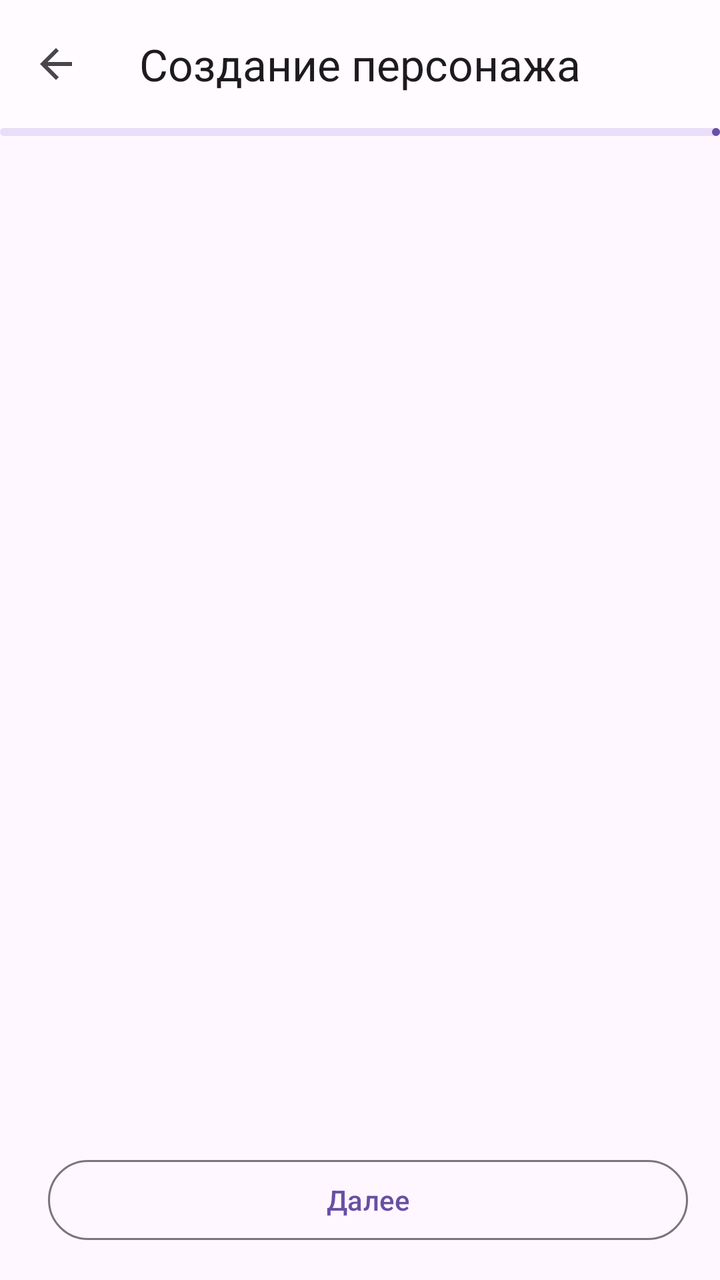
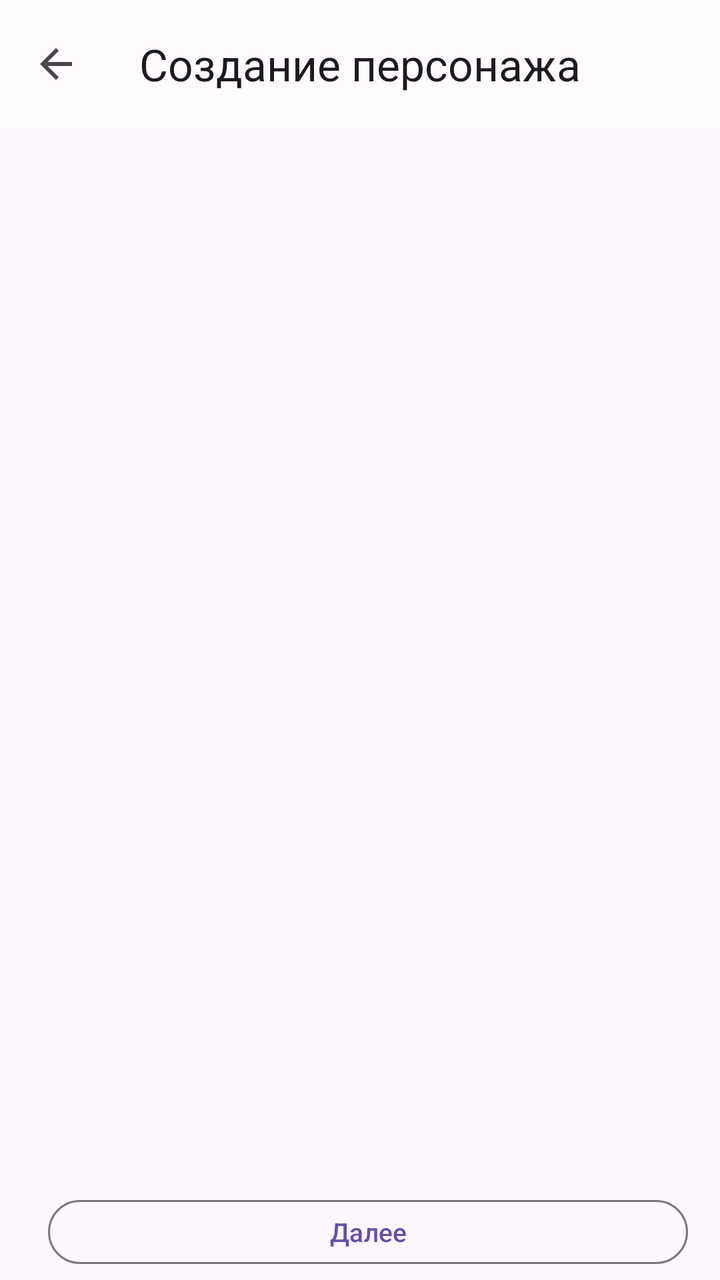

Compare the two renders of this Android layout. The source of the first and the diff that turns it into the second are given below.
<!-- AndroidManifest.xml: another module's application theme Theme.HeroCraft24 -->
<!-- res/layout/fragment_character_create.xml -->
<?xml version="1.0" encoding="utf-8"?>
<LinearLayout xmlns:android="http://schemas.android.com/apk/res/android"
    xmlns:app="http://schemas.android.com/apk/res-auto"
    android:layout_width="match_parent"
    android:layout_height="match_parent"
    android:orientation="vertical">

    <com.google.android.material.appbar.MaterialToolbar
        android:id="@+id/toolbar"
        android:layout_width="match_parent"
        android:layout_height="?attr/actionBarSize"
        android:background="?attr/colorSurface"
        app:navigationIcon="?attr/homeAsUpIndicator"
        app:title="Создание персонажа"
        app:titleCentered="true" />

    <com.google.android.material.progressindicator.LinearProgressIndicator
        android:id="@+id/progress"
        android:layout_width="match_parent"
        android:layout_height="wrap_content"
        android:indeterminate="false"
        android:max="7" />

    <FrameLayout
        android:id="@+id/step_container"
        android:layout_width="match_parent"
        android:layout_height="0dp"
        android:layout_weight="1"
        android:padding="16dp" />

    <LinearLayout
        android:layout_width="match_parent"
        android:layout_height="wrap_content"
        android:orientation="horizontal"
        android:padding="16dp">

        <com.google.android.material.button.MaterialButton
            android:id="@+id/btn_prev"
            style="?attr/materialButtonOutlinedStyle"
            android:layout_width="0dp"
            android:layout_height="wrap_content"
            android:layout_weight="1"
            android:text="Назад"
            android:visibility="gone" />

        <com.google.android.material.button.MaterialButton
            android:id="@+id/btn_next"
            style="?attr/materialButtonOutlinedStyle"
            android:layout_width="0dp"
            android:layout_height="wrap_content"
            android:layout_weight="1"
            android:text="Далее"
            android:layout_marginStart="8dp" />

    </LinearLayout>

</LinearLayout>
<!-- resources referenced by this layout -->
<resources>
  <style name="Theme.HeroCraft24" parent="Theme.Material3.DayNight.NoActionBar">
          <item name="colorPrimary">@color/md_theme_primary</item>
          <item name="colorOnPrimary">@color/md_theme_on_primary</item>
          <item name="colorPrimaryContainer">@color/md_theme_primary_container</item>
          <item name="colorOnPrimaryContainer">@color/md_theme_on_primary_container</item>
          <item name="colorSecondary">@color/md_theme_secondary</item>
          <item name="colorOnSecondary">@color/md_theme_on_secondary</item>
          <item name="colorSecondaryContainer">@color/md_theme_secondary_container</item>
          <item name="colorOnSecondaryContainer">@color/md_theme_on_secondary_container</item>
          <item name="colorSurface">@color/md_theme_surface</item>
          <item name="colorOnSurface">@color/md_theme_on_surface</item>
          <item name="colorSurfaceVariant">@color/md_theme_surface_variant</item>
          <item name="colorOnSurfaceVariant">@color/md_theme_on_surface_variant</item>
          <item name="colorError">@color/md_theme_error</item>
          <item name="colorOnError">@color/md_theme_on_error</item>
          <item name="android:statusBarColor">@android:color/transparent</item>
          <item name="android:navigationBarColor">@android:color/transparent</item>
      </style>
  <color name="md_theme_primary">#6750A4</color>
  <color name="md_theme_on_primary">#FFFFFF</color>
  <color name="md_theme_primary_container">#EADDFF</color>
  <color name="md_theme_on_primary_container">#21005D</color>
  <color name="md_theme_secondary">#625B71</color>
  <color name="md_theme_on_secondary">#FFFFFF</color>
  <color name="md_theme_secondary_container">#E8DEF8</color>
  <color name="md_theme_on_secondary_container">#1D192B</color>
  <color name="md_theme_surface">#FFFBFE</color>
  <color name="md_theme_on_surface">#1C1B1F</color>
  <color name="md_theme_surface_variant">#E7E0EC</color>
  <color name="md_theme_on_surface_variant">#49454F</color>
  <color name="md_theme_error">#B3261E</color>
  <color name="md_theme_on_error">#FFFFFF</color>
</resources>

<!-- the commit's change to res/layout/fragment_character_create.xml (unified diff, before → after) -->
@@ -3,7 +3,9 @@
     xmlns:app="http://schemas.android.com/apk/res-auto"
     android:layout_width="match_parent"
     android:layout_height="match_parent"
-    android:orientation="vertical">
+    android:orientation="vertical"
+    android:clipChildren="false"
+    android:clipToPadding="false">
 
     <com.google.android.material.appbar.MaterialToolbar
         android:id="@+id/toolbar"
@@ -14,43 +16,41 @@
         app:title="Создание персонажа"
         app:titleCentered="true" />
 
-    <com.google.android.material.progressindicator.LinearProgressIndicator
-        android:id="@+id/progress"
-        android:layout_width="match_parent"
-        android:layout_height="wrap_content"
-        android:indeterminate="false"
-        android:max="7" />
-
     <FrameLayout
         android:id="@+id/step_container"
         android:layout_width="match_parent"
         android:layout_height="0dp"
         android:layout_weight="1"
-        android:padding="16dp" />
+        android:padding="16dp"
+        android:clipChildren="false"
+        android:clipToPadding="false" />
 
     <LinearLayout
         android:layout_width="match_parent"
         android:layout_height="wrap_content"
         android:orientation="horizontal"
-        android:padding="16dp">
+        android:paddingHorizontal="16dp"
+        android:paddingVertical="4dp">
 
         <com.google.android.material.button.MaterialButton
             android:id="@+id/btn_prev"
             style="?attr/materialButtonOutlinedStyle"
             android:layout_width="0dp"
-            android:layout_height="wrap_content"
+            android:layout_height="40dp"
             android:layout_weight="1"
             android:text="Назад"
+            android:textSize="13sp"
             android:visibility="gone" />
 
         <com.google.android.material.button.MaterialButton
             android:id="@+id/btn_next"
             style="?attr/materialButtonOutlinedStyle"
             android:layout_width="0dp"
-            android:layout_height="wrap_content"
+            android:layout_height="40dp"
             android:layout_weight="1"
+            android:layout_marginStart="8dp"
             android:text="Далее"
-            android:layout_marginStart="8dp" />
+            android:textSize="13sp" />
 
     </LinearLayout>
 
